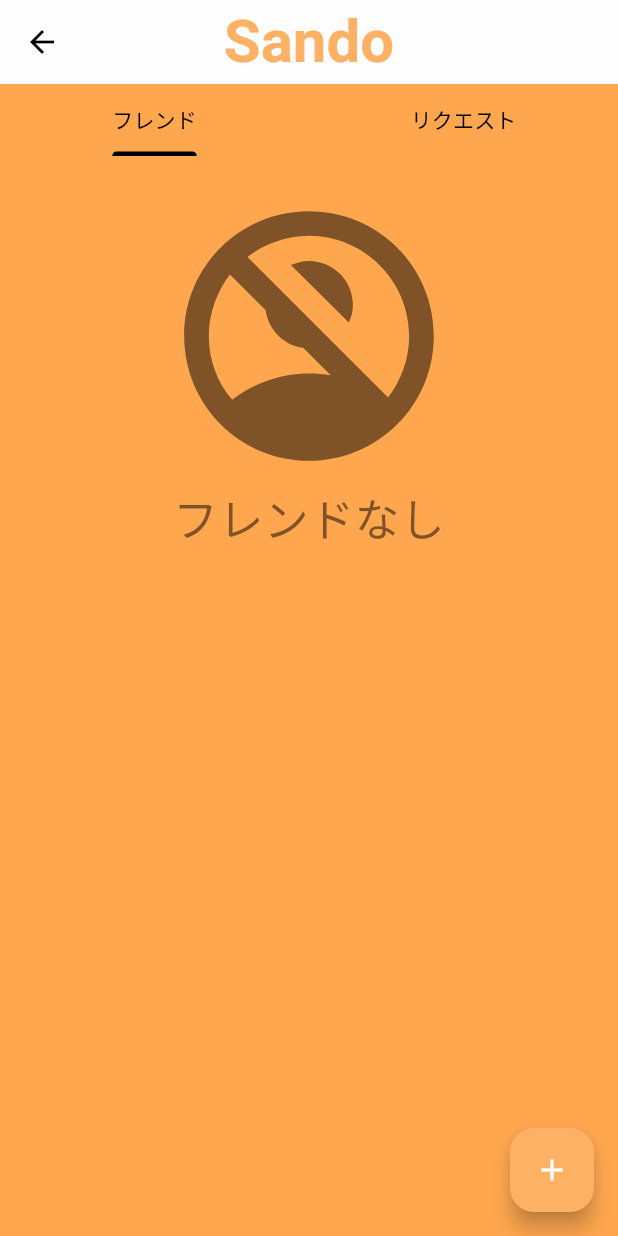
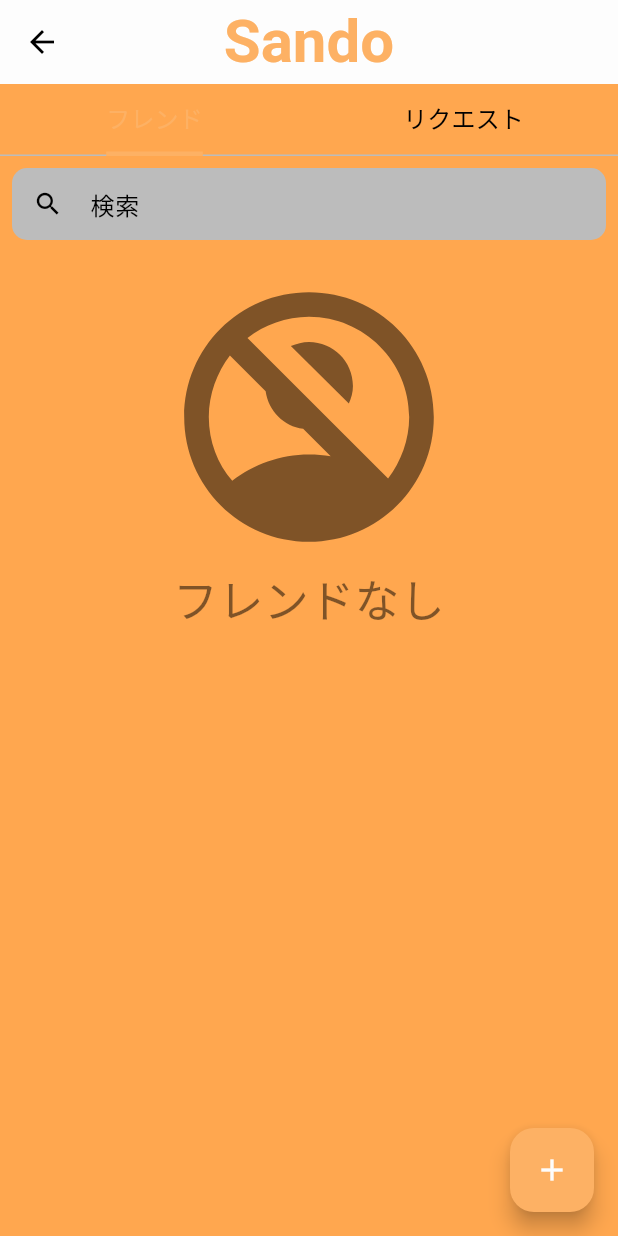
Before and after one commit to JOIMathProject/calendar_sharing, a Flutter app: the FriendsScreen screen opened directly, on a phone screen of 412 x 824 dp. Run offline on Flutter 3.47's test engine with Material 3 defaults, Android fonts, the phone set to English and light mode, and no system bars; our stand-ins replace firebase_auth, firebase_core, firebase_messaging, flutter_chat_types, flutter_chat_ui, google_fonts and 5 more; missing offline and left inert: extension_google_sign_in_as_googleapis_auth, googleapis, rrule, syncfusion_localizations; accounts and stored records are empty; network calls fail; Roboto replaces fonts that are missing (Pacifico).

Commit message:
Friend Profile UI & Friend Screen UI update

```diff
--- a/lib/screen/ContentsManage.dart
+++ b/lib/screen/ContentsManage.dart
@@ -86,7 +86,6 @@ class _ContentsManageState extends State<ContentsManage> with SingleTickerProvid
                     ),
                   ),
                 ),
-
               ),
               TabBar(
                 controller: _tabController,
--- a/lib/screen/friendProfile.dart
+++ b/lib/screen/friendProfile.dart
@@ -3,6 +3,7 @@ import 'package:flutter/material.dart';
 import 'package:provider/provider.dart';
 import '../services/UserData.dart';
 import 'Content.dart';
+import '../setting/color.dart' as GlobalColor;
 
 class FriendProfile extends StatefulWidget {
   final FriendInformation friend;
@@ -63,6 +64,7 @@ class _FriendProfileState extends State<FriendProfile> {
             },
           ),
         ],
+        backgroundColor: GlobalColor.SubCol,
       ),
       body: Center(
         child: Column(
@@ -77,7 +79,6 @@ class _FriendProfileState extends State<FriendProfile> {
                   "https://calendar-files.woody1227.com/user_icon/" +
                       widget.friend.uicon),
             ),
-            //名前
             SizedBox(height: 30),
             Text(
               widget.friend.uname,
@@ -123,6 +124,7 @@ class _FriendProfileState extends State<FriendProfile> {
                   ),
                   child: Icon(
                     Icons.calendar_today,
+                    color: GlobalColor.SubCol,
                     size: 40,
                   ),
                 ),
@@ -152,6 +154,7 @@ class _FriendProfileState extends State<FriendProfile> {
                   ),
                   child: Icon(
                     Icons.message,
+                    color: GlobalColor.SubCol,
                     size: 40,
                   ),
                 ),
--- a/lib/screen/friendsScreen.dart
+++ b/lib/screen/friendsScreen.dart
@@ -13,7 +13,13 @@ class FriendsScreen extends StatefulWidget {
 }
 class _FriendsScreenState extends State<FriendsScreen> {
   bool _isDataFetched = false;
+  final TextEditingController _searchController = TextEditingController();
 
+  @override
+  void dispose() {
+    _searchController.dispose();
+    super.dispose();
+  }
   @override
   void initState() {
     super.initState();
@@ -89,6 +95,17 @@ class _FriendsScreenState extends State<FriendsScreen> {
                 Tab(text: 'フレンド'),
                 Tab(text: 'リクエスト'),
               ],
+              indicator: BoxDecoration(
+                border: Border(
+                  bottom: BorderSide(
+                    color: GlobalColor.MainCol,
+                    width: 3.0,
+                  ),
+                ),
+              ),
+              labelStyle: TextStyle(fontSize: 16.0),
+              dividerColor: GlobalColor.Unselected,
+              labelColor: GlobalColor.MainCol,
             ),
             Expanded(
               child: TabBarView(
@@ -272,14 +289,38 @@ class _FriendsScreenState extends State<FriendsScreen> {
   }
 
   Column Friends(List<FriendInformation> friends) {
+    List<FriendInformation> filteredFriends = friends.where((friend) {
+      return friend.uname.toLowerCase().contains(_searchController.text.toLowerCase());
+    }).toList();
+
     return Column(children: [
-      SizedBox(height: 20),
-      if (friends.isNotEmpty)
+      Padding(
+        padding: EdgeInsets.all(8.0),
+        child: TextField(
+          controller: _searchController,
+          decoration: InputDecoration(
+            contentPadding: EdgeInsets.symmetric(vertical: 12.0),
+            hintText: '検索',
+            prefixIcon: Icon(Icons.search, size: 20.0),
+            fillColor: GlobalColor.Unselected,
+            filled: true,
+            border: OutlineInputBorder(
+              borderSide: BorderSide.none,
+              borderRadius: BorderRadius.circular(10.0),
+            ),
+          ),
+          onChanged: (value) {
+            setState(() {});  // Refresh the widget to apply the filter
+          },
+        ),
+      ),
+      SizedBox(height: 10),
+      if (filteredFriends.isNotEmpty)
         Expanded(
           child: RefreshIndicator(
             onRefresh: _fetchFriends, // The function to reload friends
             child: ListView.builder(
-              itemCount: friends.length,
+              itemCount: filteredFriends.length,
               itemBuilder: (context, index) {
                 return GestureDetector(
                   behavior: HitTestBehavior.translucent,
@@ -295,12 +336,12 @@ class _FriendsScreenState extends State<FriendsScreen> {
                               backgroundColor: Colors.white,
                               backgroundImage: NetworkImage(
                                   "https://calendar-files.woody1227.com/user_icon/" +
-                                      friends[index].uicon),
+                                      filteredFriends[index].uicon),
                             ),
                             SizedBox(width: 20),
                             // 名前
                             Text(
-                              friends[index].uname,
+                              filteredFriends[index].uname,
                               style: TextStyle(fontSize: 25),
                             ),
                           ],
@@ -310,12 +351,12 @@ class _FriendsScreenState extends State<FriendsScreen> {
                   ),
                   onTap: () {
                     // フレンドのプロフィールに飛ばす
-                    print(friends[index].uid);
+                    print(filteredFriends[index].uid);
                     Navigator.push(
                       context,
                       MaterialPageRoute(
                         builder: (context) =>
-                            FriendProfile(friend: friends[index]),
+                            FriendProfile(friend: filteredFriends[index]),
                       ),
                     );
                   },
--- a/lib/screen/profile.dart
+++ b/lib/screen/profile.dart
@@ -74,8 +74,8 @@ class _ProfileState extends State<Profile> {
             SizedBox(height: 30),
             buildProfileField(
               context,
-              label: 'UID',
-              value: userData.uid!,
+              label: 'ユーザーID',
+              value: '@'+userData.uid!,
               onEdit: () async {
                 final newUid = await showDialog<String>(
                   context: context,
```
